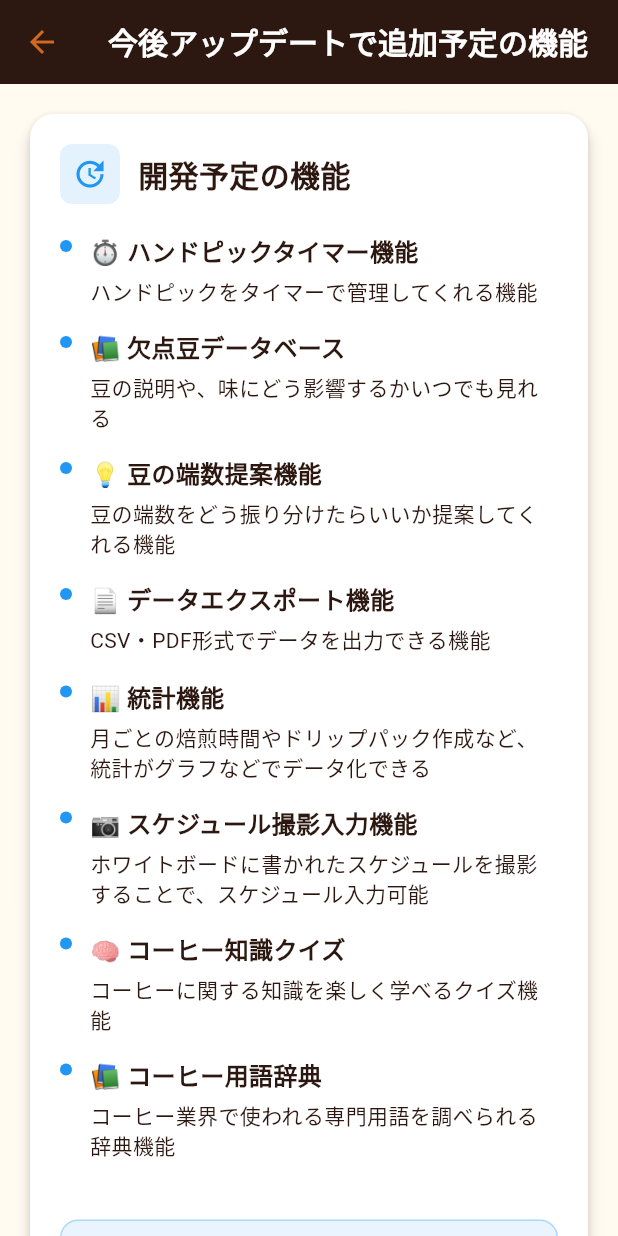
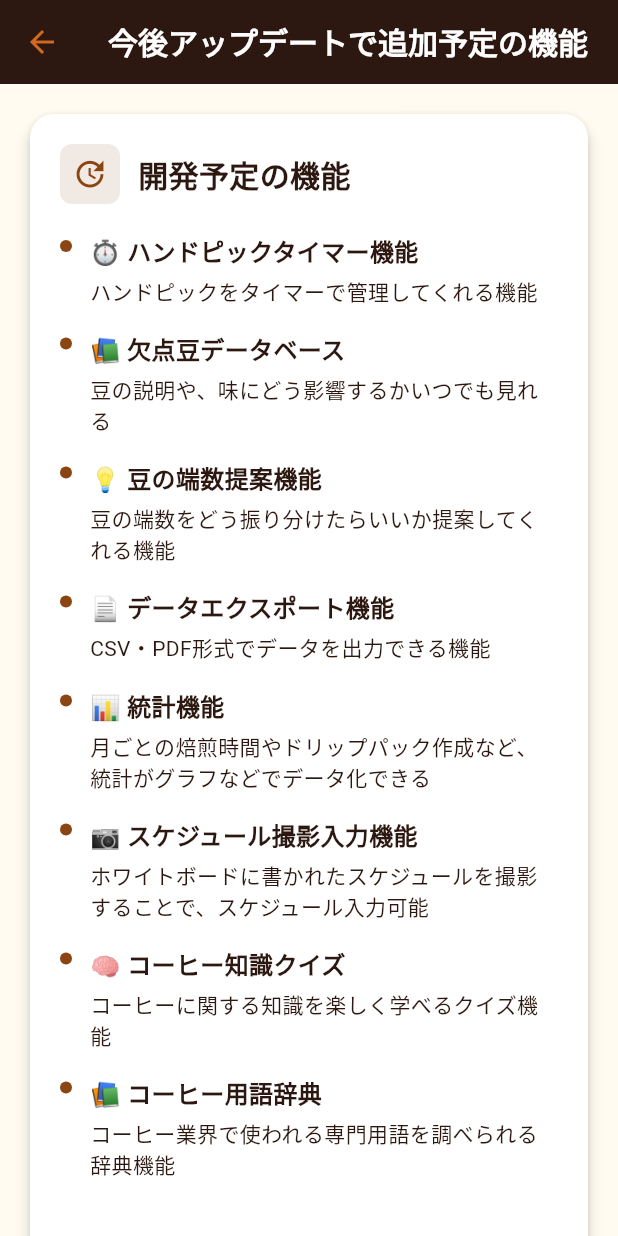
Before and after one commit to IKcoding-jp/Roast-Plus, a Flutter app: the UpcomingFeaturesPage screen opened directly, on a phone screen of 412 x 824 dp. Run offline on Flutter 3.47's test engine with Material 3 defaults, Android fonts, the phone set to English and light mode, and no system bars; our stand-ins replace audioplayers, cloud_firestore, firebase_auth, firebase_core, firebase_storage, flutter_colorpicker and 7 more; missing offline and left inert: dart:html; accounts and stored records are empty; Roboto replaces fonts that are missing (Noto Sans JP).

Commit message:
各ページのフォント設定を統一し、テキストスタイルを改善。ドリップカウンターとフィードバックページのUIを調整し、不要なインポートを削除。

```diff
--- a/lib/pages/drip/drip_counter_page.dart
+++ b/lib/pages/drip/drip_counter_page.dart
@@ -1,6 +1,5 @@
 import 'package:flutter/material.dart';
 import 'package:flutter/foundation.dart';
-import 'package:roastplus/pages/drip/drip_pack_record_list_page.dart';
 import 'package:provider/provider.dart';
 import '../../models/theme_settings.dart';
 import '../../models/group_provider.dart';
@@ -12,7 +11,6 @@ import '../../services/user_settings_firestore_service.dart';
 import '../../services/group_data_sync_service.dart';
 import '../../utils/permission_utils.dart';
 import '../../utils/web_compatibility.dart';
-import '../../widgets/permission_denied_page.dart';
 import 'dart:developer' as developer;
 
 class DripCounterPage extends StatefulWidget {
--- a/lib/pages/settings/upcoming_features_page.dart
+++ b/lib/pages/settings/upcoming_features_page.dart
@@ -7,15 +7,40 @@ class UpcomingFeaturesPage extends StatelessWidget {
 
   @override
   Widget build(BuildContext context) {
+    final themeSettings = Provider.of<ThemeSettings>(context);
+    final fontScale = themeSettings.fontSizeScale;
+    final fontFamily = themeSettings.fontFamily;
+    final accentColor = themeSettings.settingsColor;
+
+    final baseTextStyle = TextStyle(
+      fontFamily: fontFamily,
+      fontSize: 14 * fontScale,
+      color: themeSettings.fontColor1,
+      height: 1.5,
+    );
+
+    final headingTextStyle = TextStyle(
+      fontFamily: fontFamily,
+      fontSize: 20 * fontScale,
+      fontWeight: FontWeight.bold,
+      color: themeSettings.fontColor1,
+    );
+
     return Scaffold(
       appBar: AppBar(
-        title: Text('今後アップデートで追加予定の機能'),
-        backgroundColor: Provider.of<ThemeSettings>(context).appBarColor,
-        foregroundColor: Colors.white,
+        title: Text(
+          '今後アップデートで追加予定の機能',
+          style: TextStyle(
+            fontFamily: fontFamily,
+            fontSize: (20 * fontScale).clamp(16.0, 28.0),
+          ),
+        ),
+        backgroundColor: themeSettings.appBarColor,
+        foregroundColor: themeSettings.appBarTextColor,
       ),
       body: SafeArea(
         child: Container(
-          color: Theme.of(context).scaffoldBackgroundColor,
+          color: themeSettings.backgroundColor,
           child: Center(
             child: ConstrainedBox(
               constraints: BoxConstraints(
@@ -23,6 +48,8 @@ class UpcomingFeaturesPage extends StatelessWidget {
               ),
               child: SingleChildScrollView(
                 padding: EdgeInsets.all(16),
+                child: DefaultTextStyle.merge(
+                  style: baseTextStyle,
                   child: Column(
                     crossAxisAlignment: CrossAxisAlignment.start,
                     children: [
@@ -31,9 +58,7 @@ class UpcomingFeaturesPage extends StatelessWidget {
                         shape: RoundedRectangleBorder(
                           borderRadius: BorderRadius.circular(16),
                         ),
-                      color: Provider.of<ThemeSettings>(
-                        context,
-                      ).cardBackgroundColor,
+                        color: themeSettings.cardBackgroundColor,
                         child: Padding(
                           padding: EdgeInsets.all(20),
                           child: Column(
@@ -44,26 +69,19 @@ class UpcomingFeaturesPage extends StatelessWidget {
                                   Container(
                                     padding: EdgeInsets.all(8),
                                     decoration: BoxDecoration(
-                                    color: Colors.blue.withValues(alpha: 0.12),
+                                      color: accentColor.withValues(
+                                        alpha: 0.12,
+                                      ),
                                       borderRadius: BorderRadius.circular(8),
                                     ),
                                     child: Icon(
                                       Icons.update,
-                                    color: Colors.blue,
+                                      color: accentColor,
                                       size: 24,
                                     ),
                                   ),
                                   SizedBox(width: 12),
-                                Text(
-                                  '開発予定の機能',
-                                  style: TextStyle(
-                                    fontSize: 20,
-                                    fontWeight: FontWeight.bold,
-                                    color: Provider.of<ThemeSettings>(
-                                      context,
-                                    ).fontColor1,
-                                  ),
-                                ),
+                                  Text('開発予定の機能', style: headingTextStyle),
                                 ],
                               ),
                               SizedBox(height: 20),
@@ -71,57 +89,97 @@ class UpcomingFeaturesPage extends StatelessWidget {
                                 context,
                                 '⏱️ ハンドピックタイマー機能',
                                 'ハンドピックをタイマーで管理してくれる機能',
+                                baseTextStyle,
+                                fontFamily,
+                                fontScale,
+                                themeSettings.fontColor1,
+                                accentColor,
                               ),
                               _buildFeatureItem(
                                 context,
                                 '📚 欠点豆データベース',
                                 '豆の説明や、味にどう影響するかいつでも見れる',
+                                baseTextStyle,
+                                fontFamily,
+                                fontScale,
+                                themeSettings.fontColor1,
+                                accentColor,
                               ),
                               _buildFeatureItem(
                                 context,
                                 '💡 豆の端数提案機能',
                                 '豆の端数をどう振り分けたらいいか提案してくれる機能',
+                                baseTextStyle,
+                                fontFamily,
+                                fontScale,
+                                themeSettings.fontColor1,
+                                accentColor,
                               ),
                               _buildFeatureItem(
                                 context,
                                 '📄 データエクスポート機能',
                                 'CSV・PDF形式でデータを出力できる機能',
+                                baseTextStyle,
+                                fontFamily,
+                                fontScale,
+                                themeSettings.fontColor1,
+                                accentColor,
                               ),
                               _buildFeatureItem(
                                 context,
                                 '📊 統計機能',
                                 '月ごとの焙煎時間やドリップパック作成など、統計がグラフなどでデータ化できる',
+                                baseTextStyle,
+                                fontFamily,
+                                fontScale,
+                                themeSettings.fontColor1,
+                                accentColor,
                               ),
                               _buildFeatureItem(
                                 context,
                                 '📷 スケジュール撮影入力機能',
                                 'ホワイトボードに書かれたスケジュールを撮影することで、スケジュール入力可能',
+                                baseTextStyle,
+                                fontFamily,
+                                fontScale,
+                                themeSettings.fontColor1,
+                                accentColor,
                               ),
                               _buildFeatureItem(
                                 context,
                                 '🧠 コーヒー知識クイズ',
                                 'コーヒーに関する知識を楽しく学べるクイズ機能',
+                                baseTextStyle,
+                                fontFamily,
+                                fontScale,
+                                themeSettings.fontColor1,
+                                accentColor,
                               ),
                               _buildFeatureItem(
                                 context,
                                 '📚 コーヒー用語辞典',
                                 'コーヒー業界で使われる専門用語を調べられる辞典機能',
+                                baseTextStyle,
+                                fontFamily,
+                                fontScale,
+                                themeSettings.fontColor1,
+                                accentColor,
                               ),
                               SizedBox(height: 24),
                               Container(
                                 padding: EdgeInsets.all(16),
                                 decoration: BoxDecoration(
-                                color: Colors.blue.withValues(alpha: 0.1),
+                                  color: accentColor.withValues(alpha: 0.1),
                                   borderRadius: BorderRadius.circular(12),
                                   border: Border.all(
-                                  color: Colors.blue.withValues(alpha: 0.3),
+                                    color: accentColor.withValues(alpha: 0.3),
                                   ),
                                 ),
                                 child: Row(
                                   children: [
                                     Icon(
                                       Icons.lightbulb,
-                                    color: Colors.blue,
+                                      color: accentColor,
                                       size: 20,
                                     ),
                                     SizedBox(width: 8),
@@ -129,9 +187,10 @@ class UpcomingFeaturesPage extends StatelessWidget {
                                       child: Text(
                                         'ご要望があれば、フィードバックからお聞かせください！',
                                         style: TextStyle(
-                                        fontSize: 16,
+                                          fontFamily: fontFamily,
+                                          fontSize: 16 * fontScale,
                                           fontWeight: FontWeight.bold,
-                                        color: Colors.blue,
+                                          color: accentColor,
                                         ),
                                       ),
                                     ),
@@ -149,6 +208,7 @@ class UpcomingFeaturesPage extends StatelessWidget {
             ),
           ),
         ),
+      ),
     );
   }
 
@@ -156,6 +216,11 @@ class UpcomingFeaturesPage extends StatelessWidget {
     BuildContext context,
     String title,
     String description,
+    TextStyle baseTextStyle,
+    String fontFamily,
+    double fontScale,
+    Color fontColor,
+    Color accentColor,
   ) {
     return Padding(
       padding: EdgeInsets.only(bottom: 16),
@@ -167,7 +232,7 @@ class UpcomingFeaturesPage extends StatelessWidget {
             width: 8,
             height: 8,
             decoration: BoxDecoration(
-              color: Colors.blue,
+              color: accentColor,
               shape: BoxShape.circle,
             ),
           ),
@@ -179,19 +244,16 @@ class UpcomingFeaturesPage extends StatelessWidget {
                 Text(
                   title,
                   style: TextStyle(
-                    fontSize: 16,
+                    fontFamily: fontFamily,
+                    fontSize: 16 * fontScale,
                     fontWeight: FontWeight.bold,
-                    color: Provider.of<ThemeSettings>(context).fontColor1,
+                    color: fontColor,
                   ),
                 ),
                 SizedBox(height: 4),
                 Text(
                   description,
-                  style: TextStyle(
-                    fontSize: 14,
-                    color: Provider.of<ThemeSettings>(context).fontColor1,
-                    height: 1.4,
-                  ),
+                  style: baseTextStyle.copyWith(fontSize: 14 * fontScale),
                 ),
               ],
             ),
--- a/lib/widgets/roast_schedule_memo_dialog.dart
+++ b/lib/widgets/roast_schedule_memo_dialog.dart
@@ -384,7 +384,7 @@ class _RoastScheduleMemoDialogState extends State<RoastScheduleMemoDialog> {
                           ),
                           SizedBox(height: 8),
                           DropdownButtonFormField<String>(
-                            value: _selectedRoastLevel,
+                            initialValue: _selectedRoastLevel,
                             style: TextStyle(
                               color: themeSettings.fontColor1,
                               fontFamily: fontFamily,
```
Also changed, not shown: lib/pages/settings/creator_message_page.dart (+47 -34 lines), lib/pages/settings/feedback_page.dart (+64 -20 lines). Lines whose indentation alone changed are shown as unchanged.
